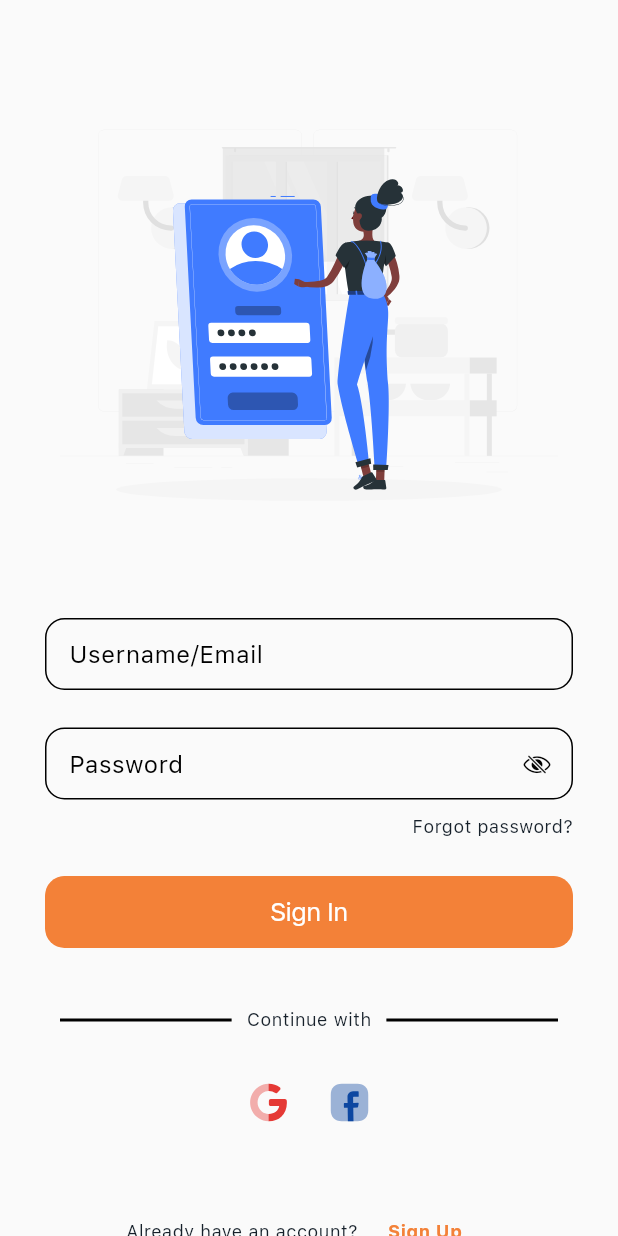
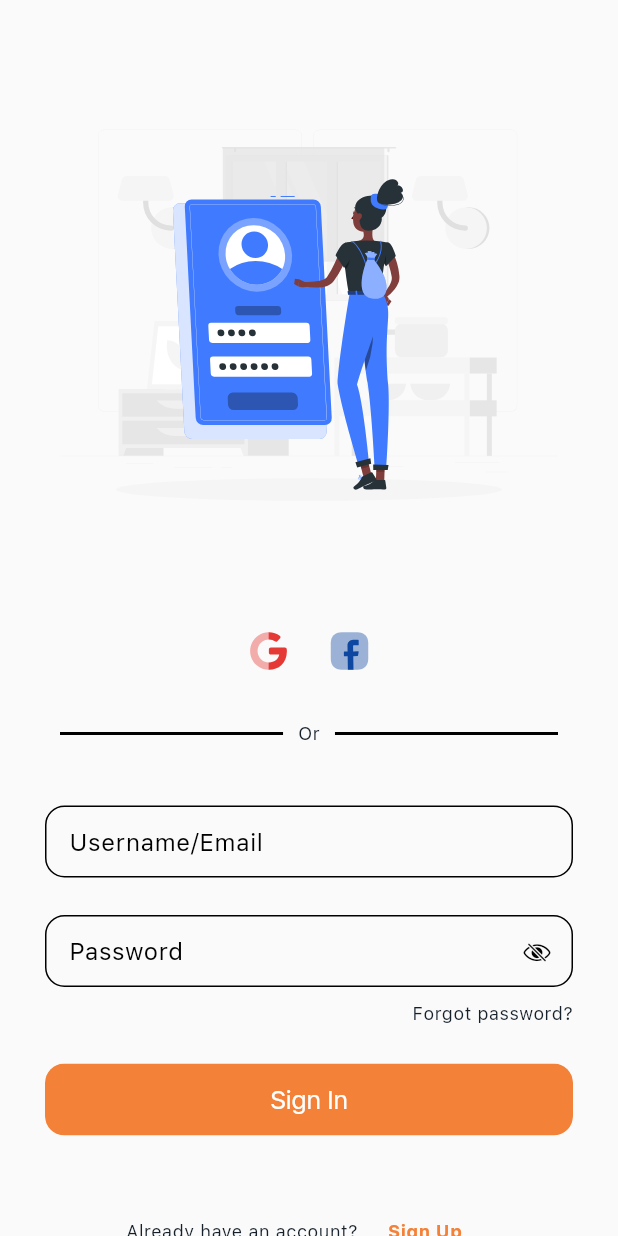
Before and after one commit to Uni-Libro/Client, a Flutter app: the SignInScn screen opened directly, on a phone screen of 412 x 824 dp. Run offline on Flutter 3.47's test engine with Material 2 defaults, Android fonts, the phone set to English and light mode, and no system bars; drawn by our look-alikes of figma_squircle; our stand-ins replace cached_network_image, flutter_hooks, flutter_secure_storage, flutter_svg, get, introduction_screen and 2 more; accounts and stored records are empty.

Commit message:
fixed ux bug in sign in, sign up
- fixed ux bug in sign in, sign up

```diff
--- a/lib/screens/sign_in_screen.dart
+++ b/lib/screens/sign_in_screen.dart
@@ -33,15 +33,15 @@ class SignInScn extends StatelessWidget {
               children: [
                 _buildTopImg(),
                 const SizedBox(height: 30),
+                _buildSignInWithGoogleBtn(),
+                const SizedBox(height: 25),
+                _buildDivider(),
+                const SizedBox(height: 40),
                 _buildUsernameEmailField(userModel),
                 const SizedBox(height: 25),
                 _buildPassField(userModel),
                 const SizedBox(height: 15),
                 _buildSignInBtn(formKey, userModel),
-                const SizedBox(height: 40),
-                _buildDivider(),
-                const SizedBox(height: 25),
-                _buildSignInWithGoogleBtn(),
                 const SizedBox(height: 40),
                 _buildAlreadyWarning(),
               ],
--- a/lib/screens/sign_up_screen.dart
+++ b/lib/screens/sign_up_screen.dart
@@ -32,6 +32,10 @@ class SignUpScn extends StatelessWidget {
               children: [
                 _buildTopImg(),
                 const SizedBox(height: 30),
+                _buildSignUpWithGoogleBtn(),
+                const SizedBox(height: 25),
+                _buildDivider(),
+                const SizedBox(height: 40),
                 _buildFNameField(signUpModel),
                 const SizedBox(height: 25),
                 _buildLNameField(signUpModel),
@@ -45,10 +49,6 @@ class SignUpScn extends StatelessWidget {
                 _buildConfirmPassField(signUpModel),
                 const SizedBox(height: 40),
                 _buildSignUpBtn(formKey, signUpModel),
-                const SizedBox(height: 40),
-                _buildDivider(),
-                const SizedBox(height: 25),
-                _buildSignUpWithGoogleBtn(),
                 const SizedBox(height: 40),
                 _buildAlreadyWarning(),
               ],
--- a/lib/services/localization/en_us.dart
+++ b/lib/services/localization/en_us.dart
@@ -6,7 +6,7 @@ const Map<String, String> enUS = {
   'Sign In': 'Sign In',
   'Sign Up': 'Sign Up',
   'Sign Out': 'Sign Out',
-  'Continue with': 'Continue with',
+  'Or': 'Or',
   'Google': 'Google',
   'Already have an account?': 'Already have an account?',
   'First name': 'First name',
--- a/lib/services/localization/fa_ir.dart
+++ b/lib/services/localization/fa_ir.dart
@@ -6,7 +6,7 @@ const Map<String, String> faIR = {
   'Sign In': 'ورود',
   'Sign Up': 'ثبت نام',
   'Sign Out': 'خروج',
-  'Continue with': 'ادامه با',
+  'Or': 'یا',
   'Google': 'گوگل',
   'Already have an account?': 'از قبل حساب کاربری دارید؟',
   'First name': 'نام',
--- a/lib/services/localization/strs.dart
+++ b/lib/services/localization/strs.dart
@@ -9,7 +9,7 @@ class Strs {
   static const String signIn = 'Sign In';
   static const String signUp = 'Sign Up';
   static const String signOut = 'Sign Out';
-  static const String continueWith = 'Continue with';
+  static const String continueWith = 'Or';
   static const String google = 'Google';
   static const String alreadyHaveAnAccount = 'Already have an account?';
   static const String firstName = 'First name';
```
